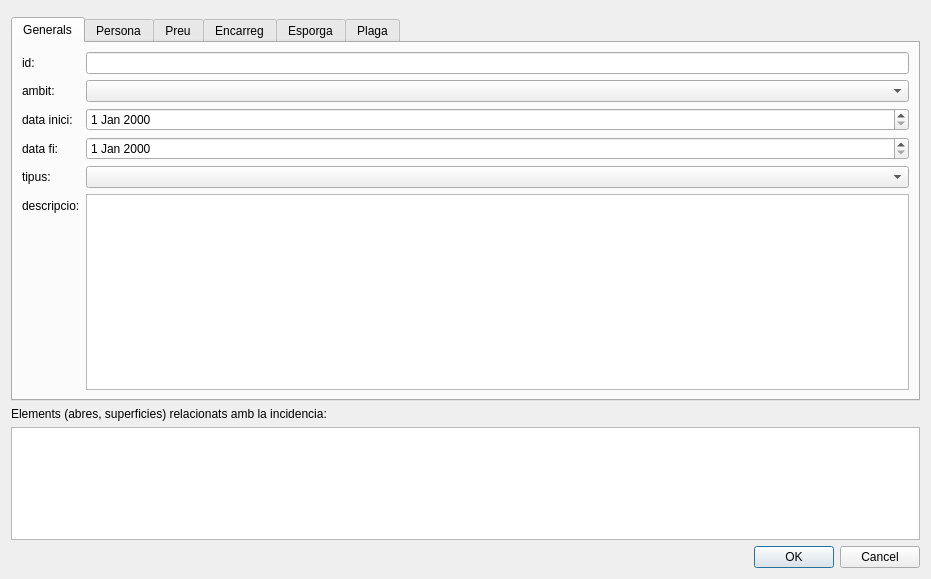
Old version of the form ctbb_treballs_jardineria_dialog_base.ui in the repository psigcat/ctbb_treballs_jardineria.
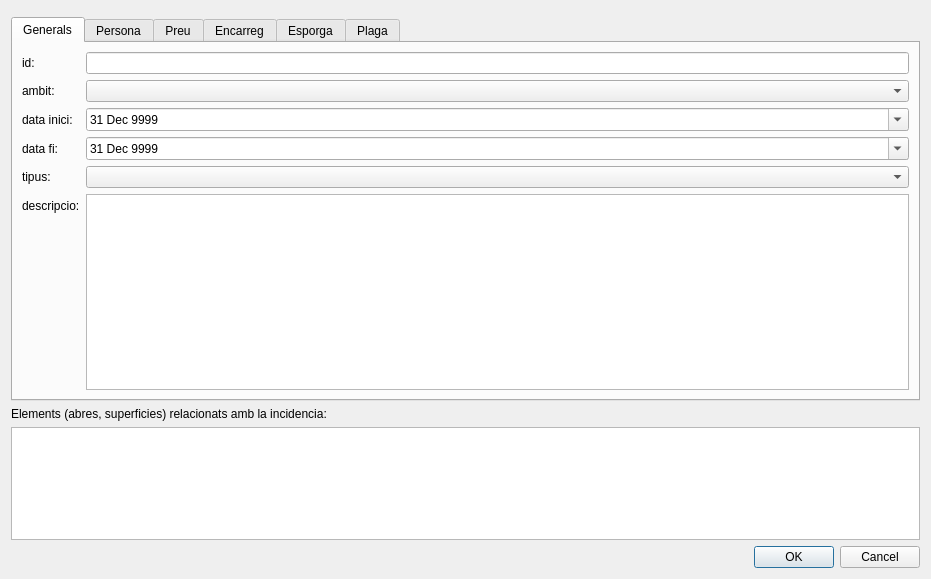
New version of the form. Custom widgets are drawn as their Qt base class.

Diff of the .ui file:
```diff
--- a/ctbb_treballs_jardineria_dialog_base.ui
+++ b/ctbb_treballs_jardineria_dialog_base.ui
@@ -66,7 +66,21 @@
         </widget>
        </item>
        <item row="2" column="1">
-        <widget class="QDateEdit" name="data_inici"/>
+        <widget class="QDateEdit" name="data_inici">
+         <property name="dateTime">
+          <datetime>
+           <hour>23</hour>
+           <minute>59</minute>
+           <second>59</second>
+           <year>9999</year>
+           <month>12</month>
+           <day>31</day>
+          </datetime>
+         </property>
+         <property name="calendarPopup">
+          <bool>true</bool>
+         </property>
+        </widget>
        </item>
        <item row="3" column="0">
         <widget class="QLabel" name="label_4">
@@ -76,7 +90,21 @@
         </widget>
        </item>
        <item row="3" column="1">
-        <widget class="QDateEdit" name="data_fi"/>
+        <widget class="QDateEdit" name="data_fi">
+         <property name="dateTime">
+          <datetime>
+           <hour>23</hour>
+           <minute>59</minute>
+           <second>59</second>
+           <year>9999</year>
+           <month>12</month>
+           <day>31</day>
+          </datetime>
+         </property>
+         <property name="calendarPopup">
+          <bool>true</bool>
+         </property>
+        </widget>
        </item>
        <item row="4" column="0">
         <widget class="QLabel" name="label_6">
```
Left out of the diff: 70 changed lines with no effect on the pictures.
